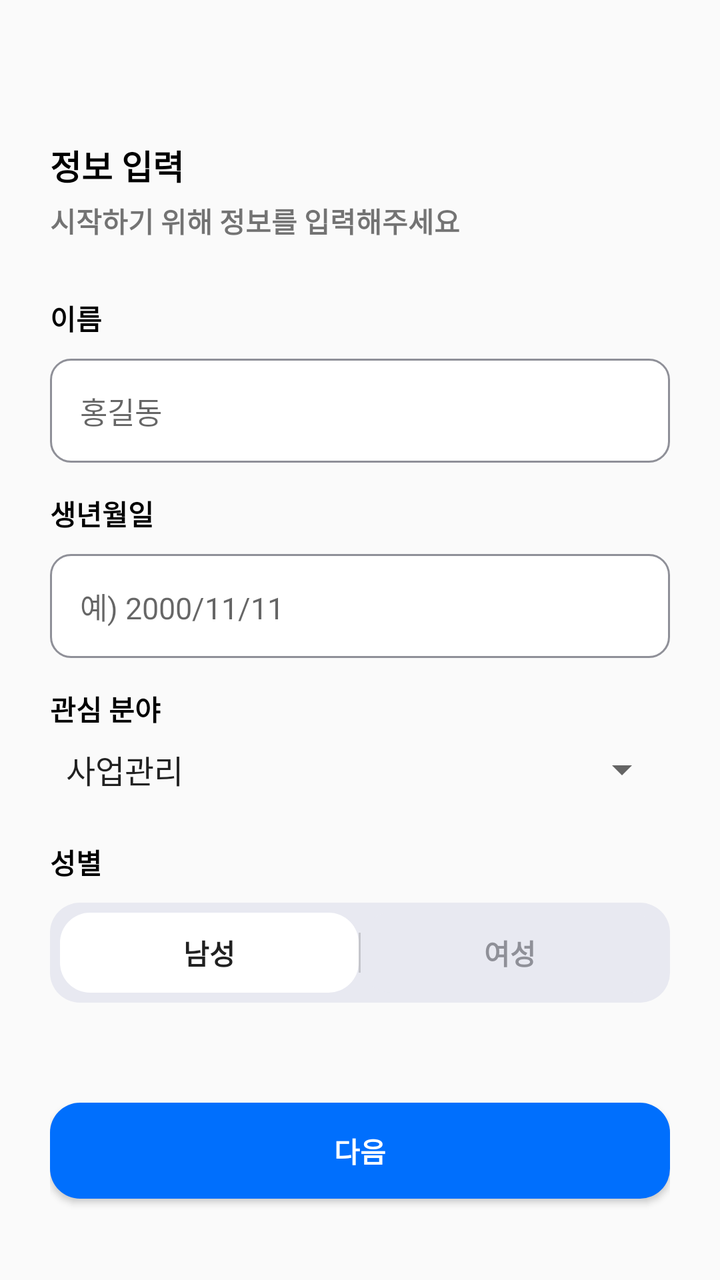
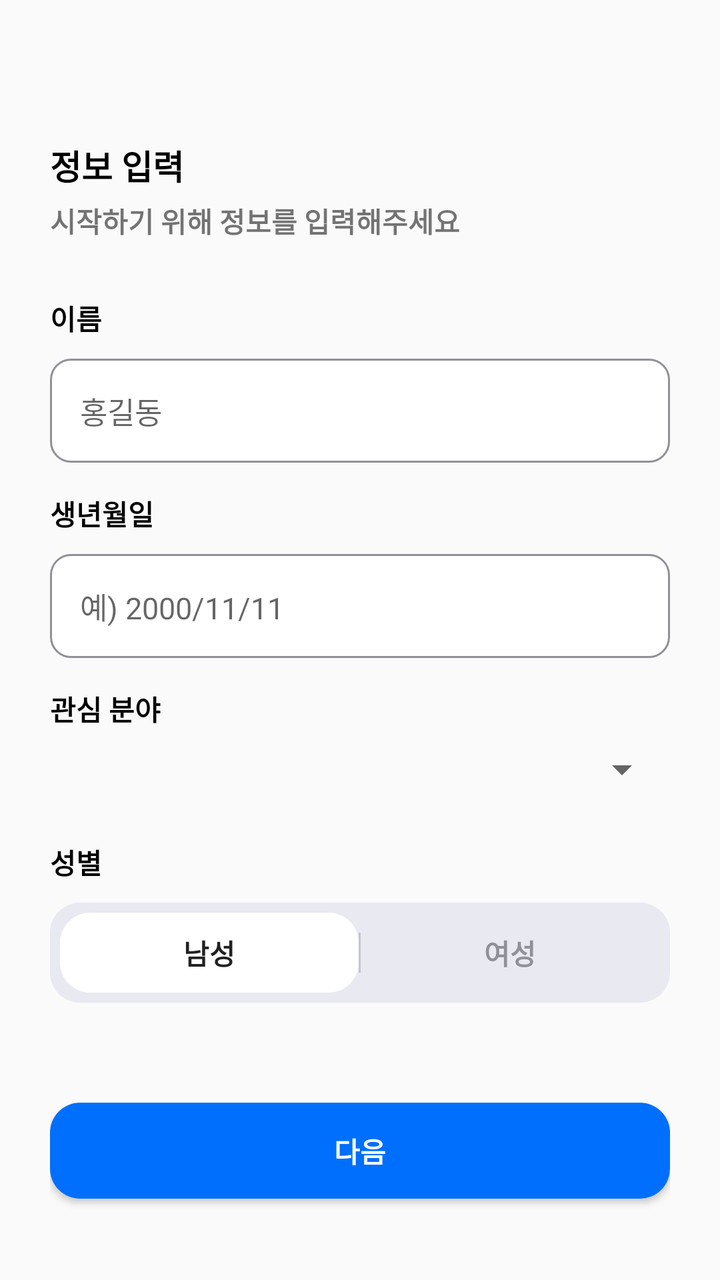

Two renders of the same Android screen: before a commit and after it. Below are the layout's source before the change and the commit's diff.
<!-- AndroidManifest.xml: application theme Theme.AppCompat.Light.NoActionBar -->
<!-- res/layout/fragment_sign_up_step3.xml -->
<?xml version="1.0" encoding="utf-8"?>
<LinearLayout xmlns:android="http://schemas.android.com/apk/res/android"
    xmlns:app="http://schemas.android.com/apk/res-auto"
    xmlns:tools="http://schemas.android.com/tools"
    android:id="@+id/main"
    android:layout_width="match_parent"
    android:layout_height="match_parent"
    tools:context=".SignUp.SignUpStep3Fragment">

    <LinearLayout
        android:layout_width="match_parent"
        android:layout_height="match_parent"
        android:orientation="vertical"
        android:paddingLeft="25dp"
        android:paddingRight="25dp"
        tools:layout_editor_absoluteX="1dp"
        tools:layout_editor_absoluteY="1dp">

        <TextView
            android:id="@+id/textView4"
            android:layout_width="match_parent"
            android:layout_height="wrap_content"
            android:layout_marginTop="70dp"
            android:layout_marginBottom="5dp"
            android:fontFamily="sans-serif-black"
            android:text="정보 입력"
            android:textColor="@color/black"
            android:textSize="17sp" />

        <TextView
            android:id="@+id/textView6"
            android:layout_width="match_parent"
            android:layout_height="wrap_content"
            android:layout_marginBottom="28dp"
            android:fontFamily="sans-serif-black"
            android:text="시작하기 위해 정보를 입력해주세요" />

        <TextView
            android:id="@+id/textView5"
            android:layout_width="match_parent"
            android:layout_height="wrap_content"
            android:fontFamily="sans-serif-black"
            android:text="이름"
            android:textColor="@color/black" />

        <EditText
            android:id="@+id/edtName"
            android:layout_width="match_parent"
            android:layout_height="wrap_content"
            android:layout_marginTop="10dp"
            android:layout_marginBottom="15dp"
            android:background="@drawable/login_radius_text"
            android:hint="홍길동"
            android:inputType="text"
            android:paddingLeft="15dp"
            android:paddingTop="15dp"
            android:paddingRight="15dp"
            android:paddingBottom="15dp"
            android:textSize="15sp" />

        <TextView
            android:id="@+id/textView9"
            android:layout_width="match_parent"
            android:layout_height="wrap_content"
            android:fontFamily="sans-serif-black"
            android:text="생년월일"
            android:textColor="@color/black" />

        <EditText
            android:id="@+id/edtBirth"
            android:layout_width="match_parent"
            android:layout_height="wrap_content"
            android:layout_marginTop="10dp"
            android:layout_marginBottom="15dp"
            android:background="@drawable/login_radius_text"
            android:hint="예) 2000/11/11"
            android:inputType="textPassword"
            android:paddingLeft="15dp"
            android:paddingTop="15dp"
            android:paddingRight="15dp"
            android:paddingBottom="15dp"
            android:textSize="15sp" />
        <TextView
            android:layout_width="wrap_content"
            android:layout_height="wrap_content"
            android:text="관심 분야"
            android:fontFamily="sans-serif-black"
            android:textColor="@color/black"
            android:layout_marginBottom="8dp" />

        <Spinner
            android:id="@+id/spinner_Interest"
            android:layout_width="match_parent"
            android:layout_height="wrap_content"
            android:entries="@array/interest_options"
            android:layout_marginBottom="24dp" />

        <TextView
            android:id="@+id/textView10"
            android:layout_width="match_parent"
            android:layout_height="wrap_content"
            android:fontFamily="sans-serif-black"
            android:text="성별"
            android:textColor="@color/black" />

        <LinearLayout
            android:layout_width="match_parent"
            android:layout_height="50dp"
            android:layout_gravity="center"
            android:layout_marginTop="10dp"
            android:background="@drawable/radius_button_medium_blue"
            android:gravity="center"
            android:orientation="horizontal">

            <Button
                android:id="@+id/btnMale"
                style="?android:attr/borderlessButtonStyle"
                android:layout_width="wrap_content"
                android:layout_height="40dp"
                android:layout_marginLeft="5dp"
                android:layout_weight="1"
                android:background="@drawable/radius_button_white"

                android:fontFamily="sans-serif-black"
                android:shadowColor="@color/mediumLight"
                android:text="남성" />

            <ImageView
                android:id="@+id/imageView"
                android:layout_width="1sp"
                android:layout_height="20dp"
                app:srcCompat="@color/darkestLight" />

            <Button
                android:id="@+id/btnFemale"
                style="?android:attr/borderlessButtonStyle"
                android:layout_width="wrap_content"
                android:layout_height="40dp"
                android:layout_marginRight="5dp"
                android:layout_weight="1"
                android:background="@drawable/radius_button_white"
                android:backgroundTint="@color/mediumLight"
                android:fontFamily="sans-serif-black"
                android:text="여성"
                android:textColor="@color/lightestDark" />
        </LinearLayout>

        <Button
            android:id="@+id/btnNext"
            android:layout_width="match_parent"
            android:layout_height="wrap_content"
            android:layout_marginTop="50dp"
            android:background="@drawable/radius_button_darkest_blue"
            android:fontFamily="sans-serif-black"
            android:text="다음"
            android:textColor="@color/white" />

    </LinearLayout>

</LinearLayout>
<!-- resources referenced by this layout -->
<resources>
  <string-array name="interest_options">
          <item>사업관리</item>
          <item>경영,회계,사무</item>
          <item>사무 / 경영</item>
          <item>마케팅 / 기획</item>
          <item>공공 / 행정</item>
          <item>금융 / 보험</item>
          <item>의료 / 보건</item>
          <item>무역 / 물류</item>
      </string-array>
  <color name="black">#FF000000</color>
  <color name="darkestLight">#C5C6CC</color>
  <color name="lightestDark">#8F9098</color>
  <color name="mediumLight">#E8E9F1</color>
  <color name="white">#FFFFFFFF</color>
  <!-- drawable login_radius_text (drawable) -->
  <?xml version="1.0" encoding="utf-8"?>
  <shape xmlns:android="http://schemas.android.com/apk/res/android"
      android:shape="rectangle">
      <solid android:color="@color/white"/>
      <stroke
          android:width="1dp"
          android:color="@color/lightestDark" />
      <corners
          android:radius="10dp"/>
  </shape>
  <!-- drawable radius_button_darkest_blue (drawable) -->
  <?xml version="1.0" encoding="utf-8"?>
  <shape xmlns:android="http://schemas.android.com/apk/res/android"
      android:shape="rectangle">
      <solid android:color="@color/darkestBlue"/>
      <corners
          android:radius="15dp"/>
  </shape>
  <!-- drawable radius_button_medium_blue (drawable) -->
  <?xml version="1.0" encoding="utf-8"?>
  <shape xmlns:android="http://schemas.android.com/apk/res/android"
      android:shape="rectangle">
      <solid android:color="@color/mediumLight"/>
      <corners
          android:radius="15dp"/>
  </shape>
  <!-- drawable radius_button_white (drawable) -->
  <?xml version="1.0" encoding="utf-8"?>
  <shape xmlns:android="http://schemas.android.com/apk/res/android"
      android:shape="rectangle">
      <solid android:color="@color/white"/>
      <corners
          android:radius="15dp"/>
  </shape>
  <color name="darkestBlue">#006FFD</color>
</resources>

<!-- the commit's change to res/layout/fragment_sign_up_step3.xml (unified diff, before → after) -->
@@ -92,7 +92,6 @@
             android:id="@+id/spinner_Interest"
             android:layout_width="match_parent"
             android:layout_height="wrap_content"
-            android:entries="@array/interest_options"
             android:layout_marginBottom="24dp" />
 
         <TextView
<!-- resource entries referenced after the edit -->
@@ -1,15 +1,5 @@
 <!-- resources referenced by this layout -->
 <resources>
-  <string-array name="interest_options">
-          <item>사업관리</item>
-          <item>경영,회계,사무</item>
-          <item>사무 / 경영</item>
-          <item>마케팅 / 기획</item>
-          <item>공공 / 행정</item>
-          <item>금융 / 보험</item>
-          <item>의료 / 보건</item>
-          <item>무역 / 물류</item>
-      </string-array>
   <color name="black">#FF000000</color>
   <color name="darkestLight">#C5C6CC</color>
   <color name="lightestDark">#8F9098</color>
